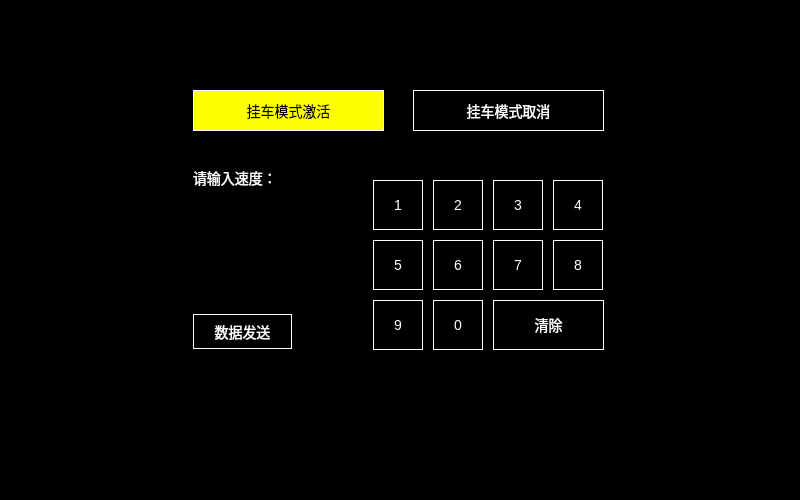
This is settng_hangmode.ui in isliulin/Plan85HMI as Qt 5 draws it before an edit. The edited form follows.
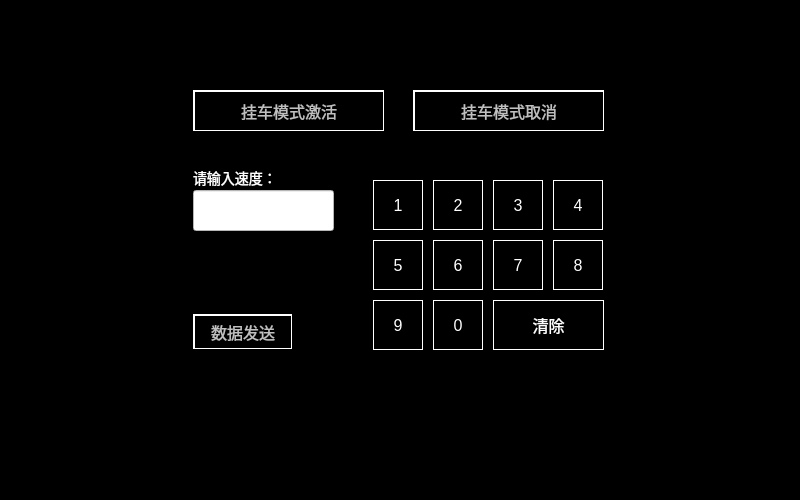
This is the edited form.

Commit message: Settng_Hangmode V1.1

```diff
--- a/settng_hangmode.ui
+++ b/settng_hangmode.ui
@@ -23,7 +23,13 @@
 background-color:black;
 color:white;
 border:1px solid white;
-font:14px;
+font:16px;
+}
+QLineEdit
+{
+background-color:white;
+color:black;
+font:16px
 }</string>
   </property>
   <widget class="QPushButton" name="Button_Num1">
@@ -54,6 +60,12 @@
      <height>35</height>
     </rect>
    </property>
+   <property name="focusPolicy">
+    <enum>Qt::NoFocus</enum>
+   </property>
+   <property name="styleSheet">
+    <string notr="true">font: 16px;color: rgb(192,192,192);background-color: rgb(0, 0, 0);border-top: 2px solid white;border-left: 2px solid white;</string>
+   </property>
    <property name="text">
     <string>数据发送</string>
    </property>
@@ -279,8 +291,7 @@
     </rect>
    </property>
    <property name="styleSheet">
-    <string notr="true">background-color: rgb(255, 255, 0);
-color:black;</string>
+    <string notr="true">font: 16px;color: rgb(192,192,192);background-color: rgb(0, 0, 0);border-top: 2px solid white;border-left: 2px solid white;</string>
    </property>
    <property name="text">
     <string>挂车模式激活</string>
@@ -295,6 +306,15 @@
      <height>41</height>
     </rect>
    </property>
+   <property name="focusPolicy">
+    <enum>Qt::NoFocus</enum>
+   </property>
+   <property name="whatsThis">
+    <string>2</string>
+   </property>
+   <property name="styleSheet">
+    <string notr="true">font: 16px;color: rgb(192,192,192);background-color: rgb(0, 0, 0);border-top: 2px solid white;border-left: 2px solid white;</string>
+   </property>
    <property name="text">
     <string>挂车模式取消</string>
    </property>
```
Left out of the diff: 9 changed lines with no effect on the pictures. The commit also changes 3 other files.
